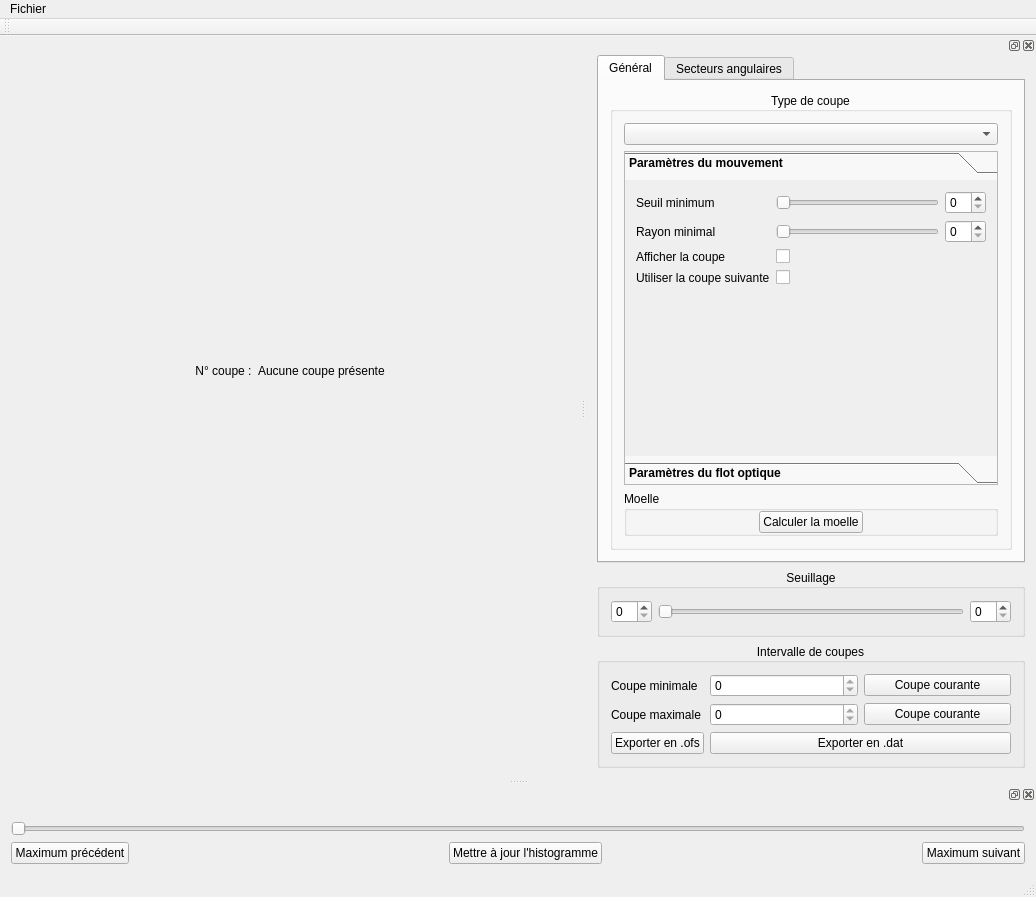
The window that ui/mainwindow.ui (akrah/TKDetection) describes before a commit, drawn with Qt 5.
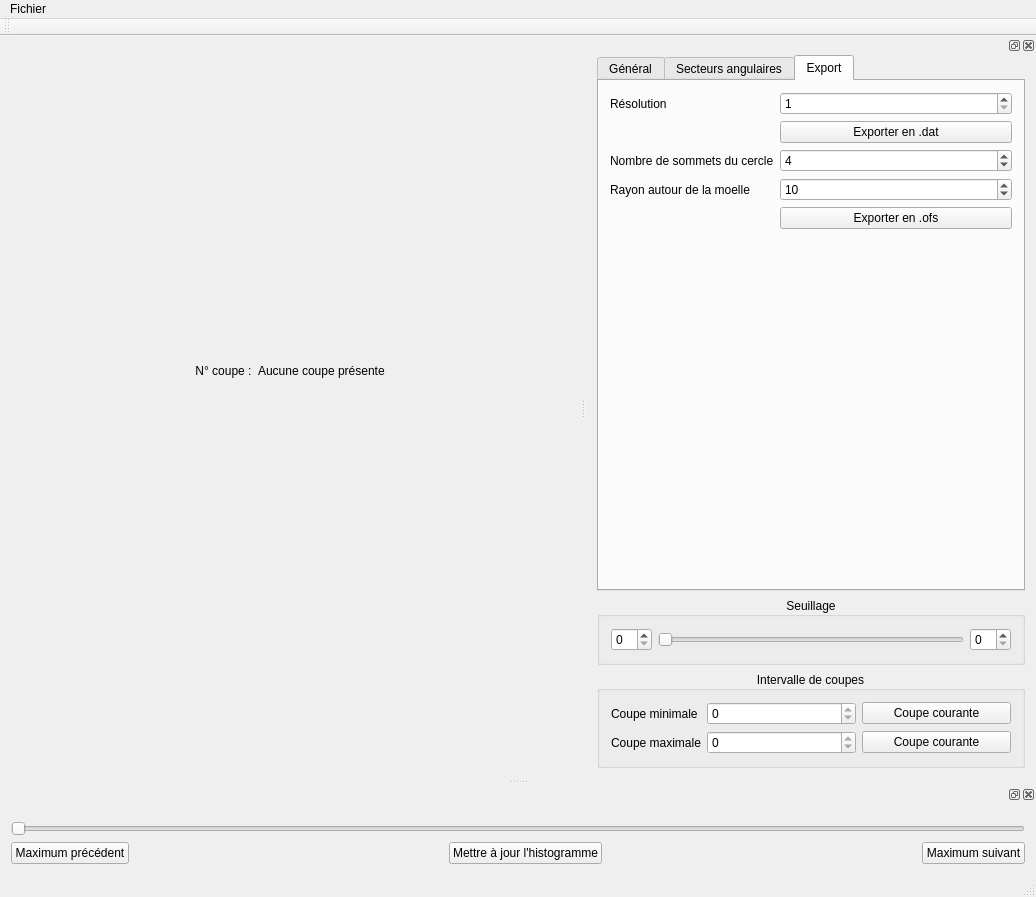
The same window after the commit. Custom widgets are drawn as their Qt base class.

What changed in the file:
```diff
--- a/ui/mainwindow.ui
+++ b/ui/mainwindow.ui
@@ -198,7 +198,7 @@
      <item>
       <widget class="QTabWidget" name="_tabs">
        <property name="currentIndex">
-        <number>0</number>
+        <number>2</number>
        </property>
        <widget class="QWidget" name="_tabGeneral">
         <attribute name="title">
@@ -233,8 +233,8 @@
                 <rect>
                  <x>0</x>
                  <y>0</y>
-                 <width>382</width>
-                 <height>198</height>
+                 <width>273</width>
+                 <height>146</height>
                 </rect>
                </property>
                <attribute name="label">
@@ -720,6 +720,84 @@
          </item>
         </layout>
        </widget>
+       <widget class="QWidget" name="tab">
+        <attribute name="title">
+         <string>Export</string>
+        </attribute>
+        <layout class="QFormLayout" name="formLayout_6">
+         <item row="0" column="0">
+          <widget class="QLabel" name="label_16">
+           <property name="text">
+            <string>Résolution</string>
+           </property>
+          </widget>
+         </item>
+         <item row="0" column="1">
+          <widget class="QSpinBox" name="_spinExportResolution">
+           <property name="minimum">
+            <number>1</number>
+           </property>
+           <property name="maximum">
+            <number>8</number>
+           </property>
+          </widget>
+         </item>
+         <item row="3" column="0">
+          <widget class="QLabel" name="label_18">
+           <property name="text">
+            <string>Nombre de sommets du cercle</string>
+           </property>
+          </widget>
+         </item>
+         <item row="3" column="1">
+          <widget class="QSpinBox" name="_spinExportNbEdges">
+           <property name="minimum">
+            <number>3</number>
+           </property>
+           <property name="maximum">
+            <number>100</number>
+           </property>
+           <property name="value">
+            <number>4</number>
+           </property>
+          </widget>
+         </item>
+         <item row="1" column="1">
+          <widget class="QPushButton" name="_buttonExportDat">
+           <property name="text">
+            <string>Exporter en .dat</string>
+           </property>
+          </widget>
+         </item>
+         <item row="5" column="1">
+          <widget class="QPushButton" name="_buttonExportOfs">
+           <property name="text">
+            <string>Exporter en .ofs</string>
+           </property>
+          </widget>
+         </item>
+         <item row="4" column="1">
+          <widget class="QSpinBox" name="_spinExportRadius">
+           <property name="minimum">
+            <number>1</number>
+           </property>
+           <property name="maximum">
+            <number>30</number>
+           </property>
+           <property name="value">
+            <number>10</number>
+           </property>
+          </widget>
+         </item>
+         <item row="4" column="0">
+          <widget class="QLabel" name="label_17">
+           <property name="text">
+            <string>Rayon autour de la moelle</string>
+           </property>
+          </widget>
+         </item>
+        </layout>
+       </widget>
       </widget>
      </item>
      <item>
@@ -819,20 +897,6 @@
           </item>
          </layout>
         </item>
-        <item row="3" column="1">
-         <widget class="QPushButton" name="_buttonDatExport">
-          <property name="text">
-           <string>Exporter en .dat</string>
-          </property>
-         </widget>
-        </item>
-        <item row="3" column="0">
-         <widget class="QPushButton" name="_buttonOfsExport">
-          <property name="text">
-           <string>Exporter en .ofs</string>
-          </property>
-         </widget>
-        </item>
        </layout>
       </widget>
      </item>
```
Left out of the diff: 4 changed lines with no effect on the pictures.
